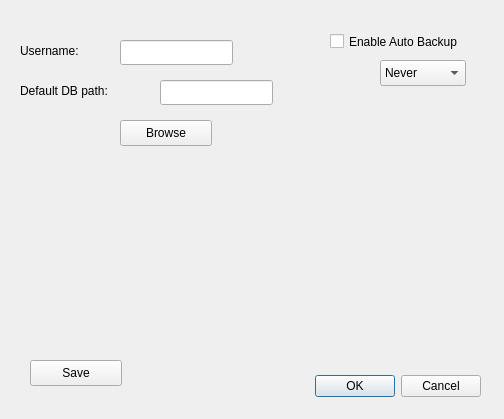
First picture: the form in app/layout/Settings.ui, repository saul-escobedo/Electronics_Inventory, before the edit.
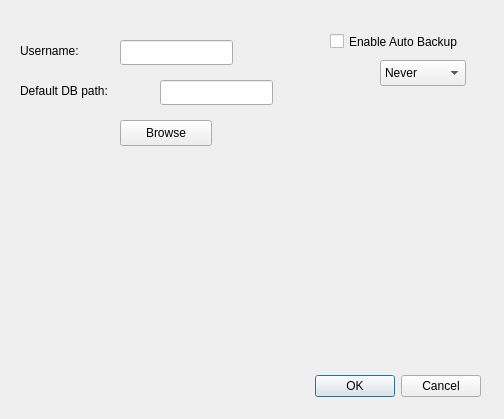
Second picture: the form after the edit.

What changed in the file:
```diff
--- a/app/layout/Settings.ui
+++ b/app/layout/Settings.ui
@@ -88,19 +88,6 @@
     <string>Browse</string>
    </property>
   </widget>
-  <widget class="QPushButton" name="saveButton">
-   <property name="geometry">
-    <rect>
-     <x>30</x>
-     <y>360</y>
-     <width>92</width>
-     <height>26</height>
-    </rect>
-   </property>
-   <property name="text">
-    <string>Save</string>
-   </property>
-  </widget>
   <widget class="QCheckBox" name="autoBackupCheckBox">
    <property name="geometry">
     <rect>
```
